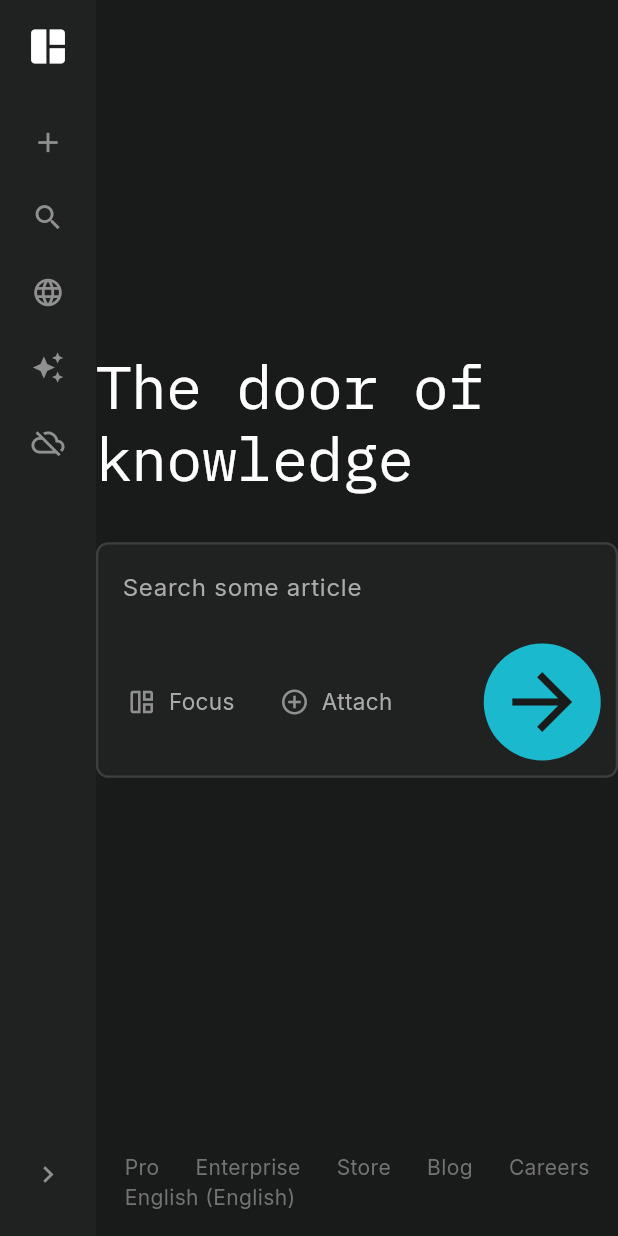
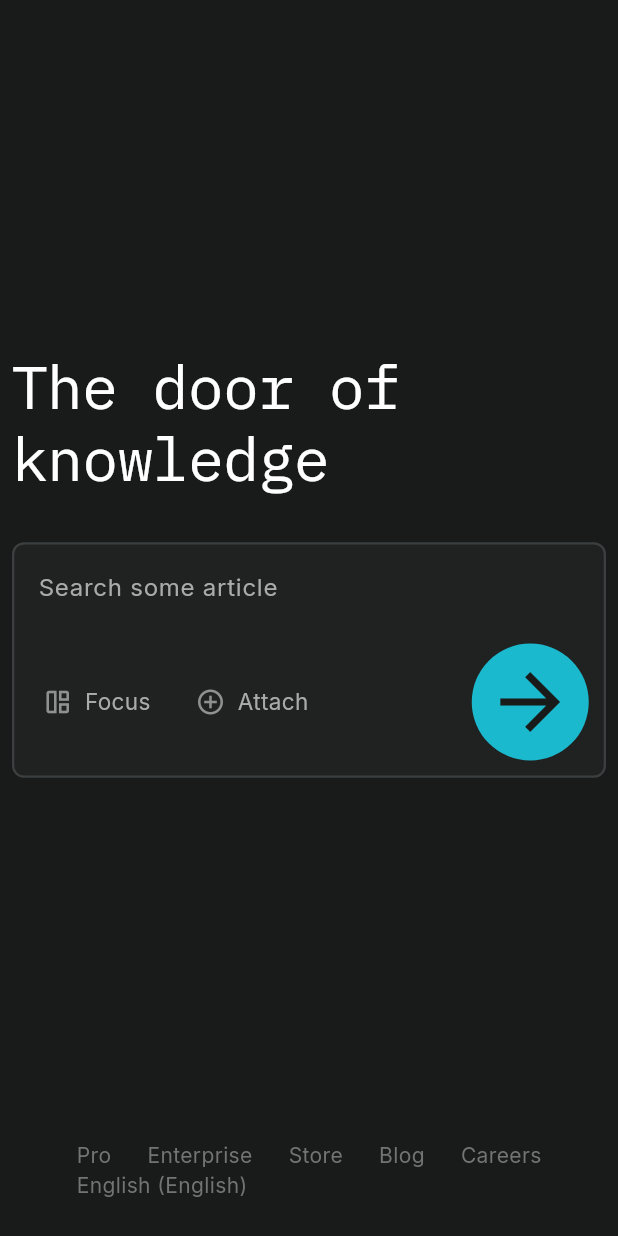
Before and after one commit to hakimxiao/perplexcity-clone, a Flutter app: the screen it shows after launch, on a phone screen of 412 x 824 dp. Run offline on Flutter 3.47's test engine with Material 3 defaults, Android fonts, the phone set to English and light mode, and no system bars; our stand-ins replace flutter_markdown, google_fonts, skeletonizer; missing offline and left inert: web_socket_client.

Commit message:
Refactor ChatPage and HomePage to conditionally render Sidebar and adjust padding for web responsiveness

```diff
--- a/lib/pages/home_page.dart
+++ b/lib/pages/home_page.dart
@@ -1,3 +1,4 @@
+import 'package:flutter/foundation.dart';
 import 'package:flutter/material.dart';
 import 'package:perplexity_clone/services/chat_web_service.dart';
 import 'package:perplexity_clone/theme/colors.dart';
@@ -23,8 +24,12 @@ class _HomePageState extends State<HomePage> {
     return Scaffold(
       body: Row(
         children: [
-          Sidebar(),
+          kIsWeb ? Sidebar() : SizedBox(),
           Expanded(
+            child: Padding(
+              padding: !kIsWeb
+                  ? EdgeInsets.all(8.0)
+                  : EdgeInsetsGeometry.all(0),
               child: Column(
                 children: [
                   Expanded(child: SearchSection()),
@@ -99,6 +104,7 @@ class _HomePageState extends State<HomePage> {
                 ],
               ),
             ),
+          ),
         ],
       ),
     );
```
Also changed, not shown: lib/pages/chat_page.dart (+4 -3 lines). Lines whose indentation alone changed are shown as unchanged.
